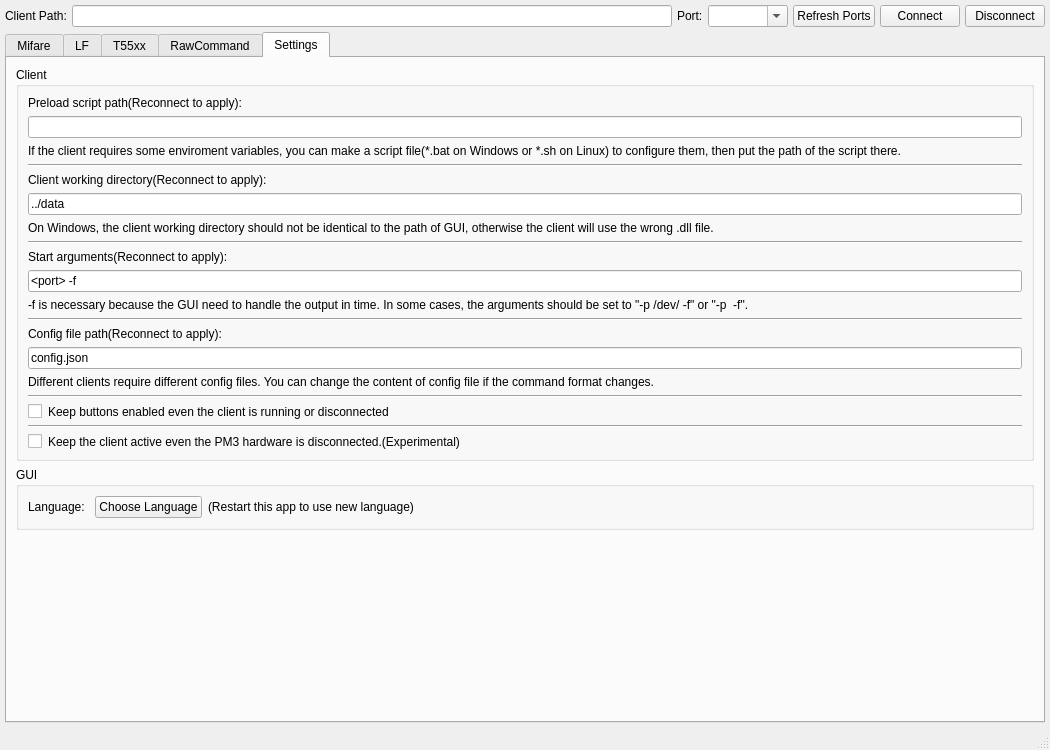
Old version of the form src/ui/mainwindow.ui in the repository wh201906/Proxmark3GUI.
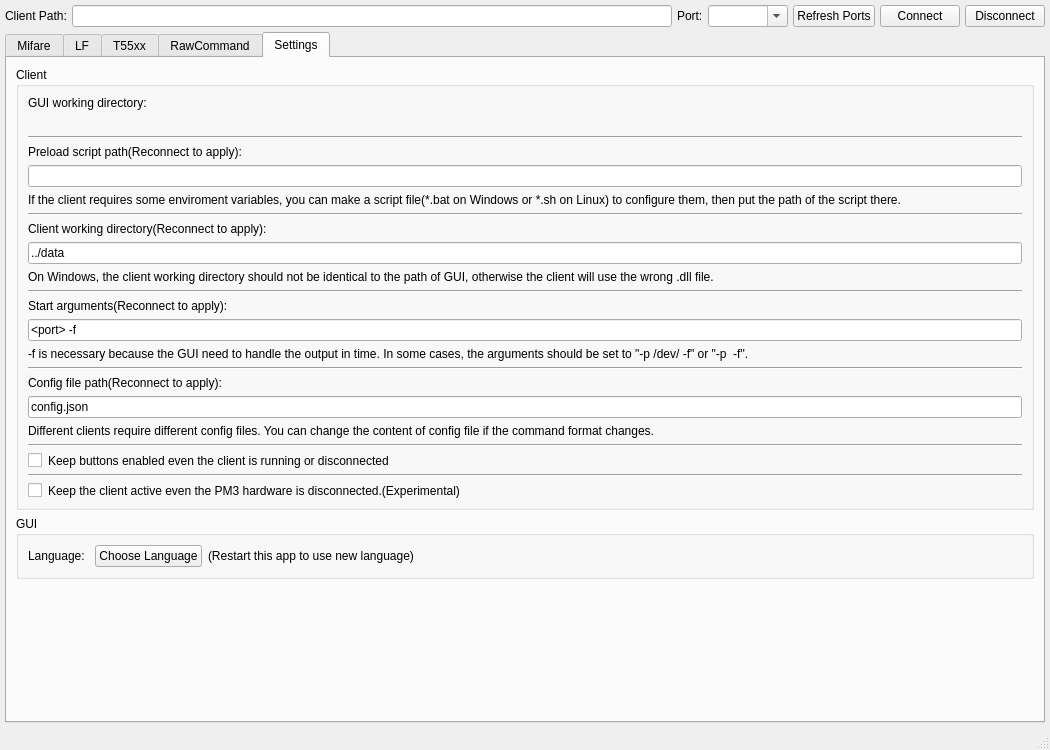
New version of the form. The open tabs and pages were chosen to show the change.

Commit message: Show current working directory of GUI in Settings

The edit to the form file:
```diff
--- a/src/ui/mainwindow.ui
+++ b/src/ui/mainwindow.ui
@@ -2650,6 +2650,23 @@
              <string>Client</string>
             </property>
             <layout class="QVBoxLayout" name="verticalLayout_10">
+             <item>
+              <widget class="QLabel" name="label_65">
+               <property name="text">
+                <string>GUI working directory:</string>
+               </property>
+              </widget>
+             </item>
+             <item>
+              <widget class="QLabel" name="Set_Client_GUIWorkingDirLabel"/>
+             </item>
+             <item>
+              <widget class="Line" name="line_9">
+               <property name="orientation">
+                <enum>Qt::Horizontal</enum>
+               </property>
+              </widget>
+             </item>
              <item>
               <widget class="QLabel" name="label_11">
                <property name="text">
```
The commit also changes 1 other file.
